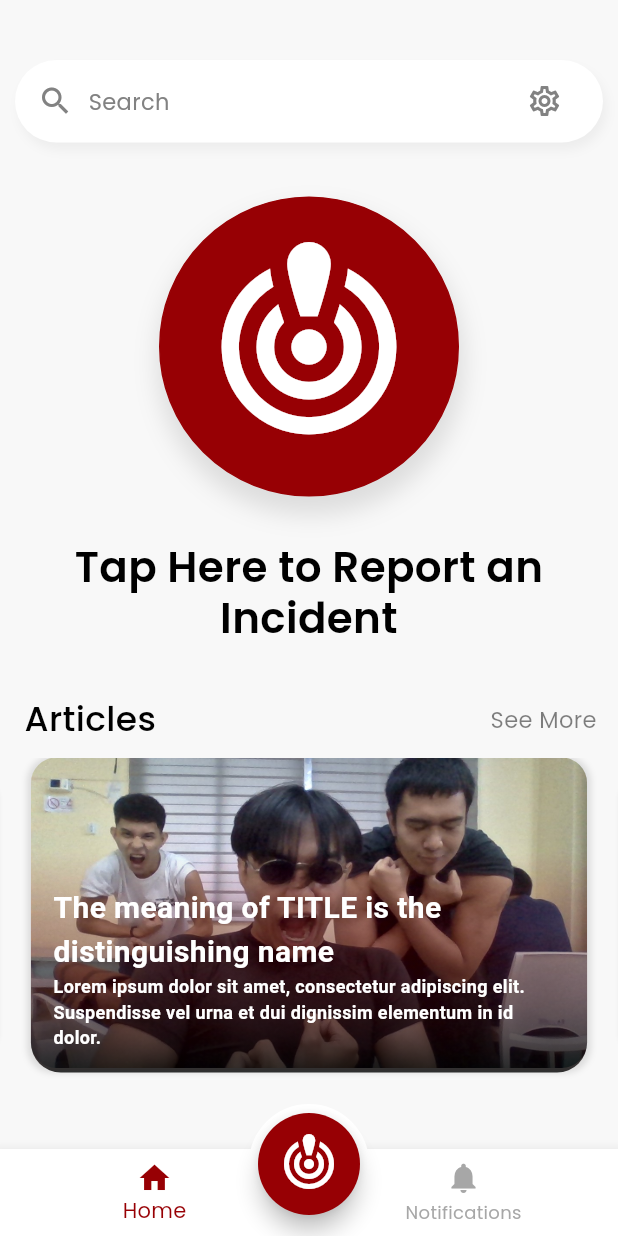
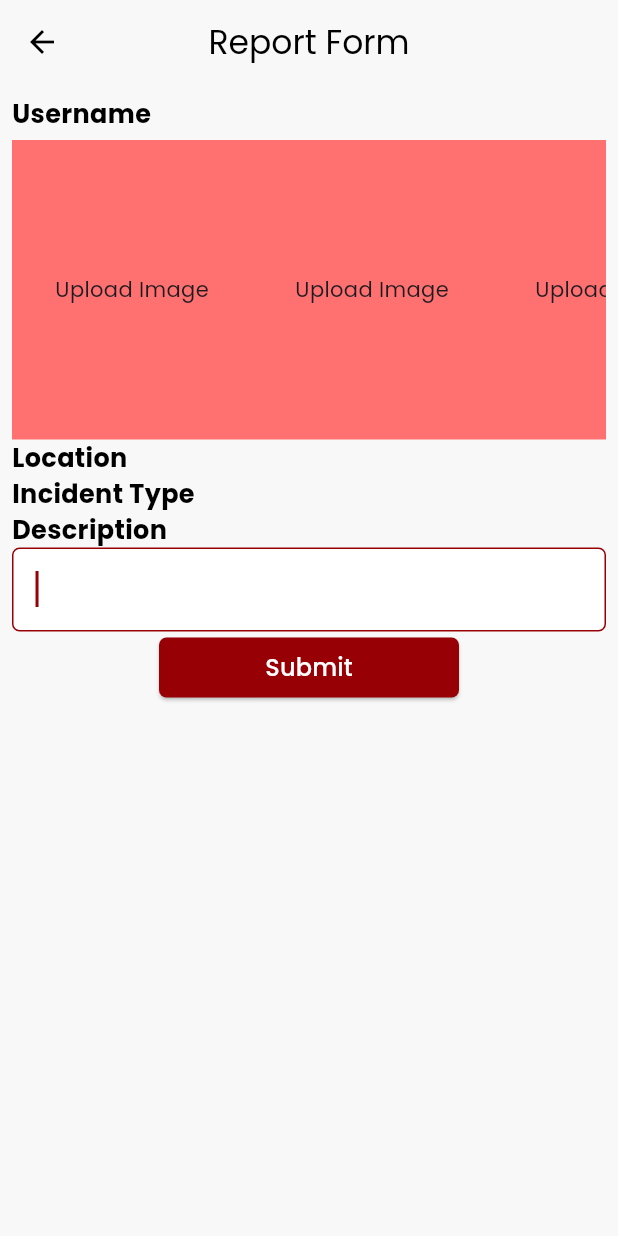
Before and after one commit to bjcomia/action_center_data_app, a Flutter app: the MainPage screen opened directly, after a tap on the "crisis alert" icon, on a phone screen of 412 x 824 dp. Run offline on Flutter 3.47's test engine with Material 3 defaults, Android fonts, the phone set to English and light mode, and no system bars; drawn by our look-alikes of avatar_glow, flutter_carousel_widget; our stand-ins replace google_fonts, image_picker; missing offline and left inert: flutter_camera.

Commit message:
added camera for report form

```diff
--- a/lib/pages/article_content_page.dart
+++ b/lib/pages/article_content_page.dart
@@ -41,7 +41,7 @@ class _ArticleContentState extends State<ArticleContent> {
               ],
             ),
             child: Image.asset(
-              "images/${widget.photoTitle}.jpg",
+              widget.photoTitle,
             ),
           ),
 
--- a/lib/pages/main_home_page.dart
+++ b/lib/pages/main_home_page.dart
@@ -1,5 +1,7 @@
 import 'package:action_center_data_app/pages/article_content_page.dart';
 import 'package:action_center_data_app/pages/article_menu.dart';
+import 'package:action_center_data_app/pages/dummy_data.dart';
+import 'package:action_center_data_app/pages/report_form.dart';
 import 'package:action_center_data_app/pages/settings.dart';
 import 'package:avatar_glow/avatar_glow.dart';
 import 'package:flutter/material.dart';
@@ -13,19 +15,19 @@ class HomeScreen extends StatefulWidget {
 }
 
 class _HomeScreenState extends State<HomeScreen> {
-  var titles = [
-    "The meaning of TITLE is the distinguishing name",
-    "Grant",
-    "Berlie",
-    "Kris"
-  ];
-  var imageNames = ["hahaha", "kanye", "heart", "heart2"];
-  var subTitles = [
-    "Lorem ipsum dolor sit amet, consectetur adipiscing elit. Suspendisse vel urna et dui dignissim elementum in id dolor. ",
-    "Lorem ipsum dolor sit amet, consectetur adipiscing elit. Suspendisse vel urna et dui dignissim elementum in id dolor. ",
-    "Lorem ipsum dolor sit amet, consectetur adipiscing elit. Suspendisse vel urna et dui dignissim elementum in id dolor. ",
-    "Lorem ipsum dolor sit amet, consectetur adipiscing elit. Suspendisse vel urna et dui dignissim elementum in id dolor. "
-  ];
+  // var titles = [
+  //   "The meaning of TITLE is the distinguishing name",
+  //   "Grant",
+  //   "Berlie",
+  //   "Kris"
+  // ];
+  // var imageNames = ["hahaha", "kanye", "heart", "heart2"];
+  // var subTitles = [
+  //   "Lorem ipsum dolor sit amet, consectetur adipiscing elit. Suspendisse vel urna et dui dignissim elementum in id dolor. ",
+  //   "Lorem ipsum dolor sit amet, consectetur adipiscing elit. Suspendisse vel urna et dui dignissim elementum in id dolor. ",
+  //   "Lorem ipsum dolor sit amet, consectetur adipiscing elit. Suspendisse vel urna et dui dignissim elementum in id dolor. ",
+  //   "Lorem ipsum dolor sit amet, consectetur adipiscing elit. Suspendisse vel urna et dui dignissim elementum in id dolor. "
+  // ];
   var carouselIndex = 0;
 
   @override
@@ -110,19 +112,8 @@ class _HomeScreenState extends State<HomeScreen> {
               padding: const EdgeInsets.all(20),
               width: double.infinity,
               height: 350,
-              // color: Theme.of(context).colorScheme.onPrimary,
               decoration: BoxDecoration(
                 borderRadius: BorderRadius.circular(30),
-                // color: Theme.of(context).colorScheme.onPrimaryContainer,
-                // boxShadow: [
-                //   BoxShadow(
-                //     color:
-                //         Theme.of(context).colorScheme.shadow.withOpacity(0.5),
-                //     offset: const Offset(1, 5),
-                //     blurRadius: 13,
-                //     spreadRadius: 2,
-                //   )
-                // ],
               ),
               child: Column(
                 mainAxisAlignment: MainAxisAlignment.center,
@@ -157,7 +148,15 @@ class _HomeScreenState extends State<HomeScreen> {
                         ],
                       ),
                       child: IconButton(
-                        onPressed: () {},
+                        onPressed: () {
+                          Navigator.of(context).push(
+                            MaterialPageRoute(
+                              builder: (BuildContext context) {
+                                return const ReportForm();
+                              },
+                            ),
+                          );
+                        },
                         icon: const Icon(
                           Icons.crisis_alert,
                           size: 140,
@@ -203,10 +202,7 @@ class _HomeScreenState extends State<HomeScreen> {
                       Navigator.of(context).push(
                         MaterialPageRoute(
                           builder: (BuildContext context) {
-                            return ArticleMenu(
-                                titles: titles,
-                                subTitles: subTitles,
-                                imageNames: imageNames);
+                            return const ArticleMenu();
                           },
                         ),
                       );
@@ -232,16 +228,17 @@ class _HomeScreenState extends State<HomeScreen> {
               width: double.infinity,
               child: FlutterCarousel(
                 items: [
-                  for (int index = 0; index < titles.length; index++)
+                  for (int index = 0; index < tempData.length; index++)
                     GestureDetector(
                       onTap: () {
                         Navigator.of(context).push(
                           MaterialPageRoute(
                             builder: (BuildContext context) {
                               return ArticleContent(
-                                  articleTitle: titles[index],
-                                  photoTitle: imageNames[index],
-                                  articleContent: subTitles[index]);
+                                  articleTitle: "${tempData[index]["title"]}",
+                                  photoTitle: "${tempData[index]["imageUrl"]}",
+                                  articleContent:
+                                      "${tempData[index]["subTitle"]}");
                             },
                           ),
                         );
@@ -256,7 +253,7 @@ class _HomeScreenState extends State<HomeScreen> {
                               // color: Colors.transparent,
                               image: DecorationImage(
                                   image: AssetImage(
-                                      'images/${imageNames[index]}.jpg'),
+                                      '${tempData[index]["imageUrl"]}'),
                                   fit: BoxFit.fill),
                               boxShadow: [
                                 BoxShadow(
@@ -295,7 +292,7 @@ class _HomeScreenState extends State<HomeScreen> {
                               TextSpan(
                                 children: <TextSpan>[
                                   TextSpan(
-                                    text: "${titles[index]}\n",
+                                    text: "${tempData[index]["title"]}\n",
                                     style: TextStyle(
                                         color: Theme.of(context)
                                             .colorScheme
@@ -304,7 +301,7 @@ class _HomeScreenState extends State<HomeScreen> {
                                         fontSize: 20),
                                   ),
                                   TextSpan(
-                                    text: subTitles[index],
+                                    text: "${tempData[index]["subTitle"]}",
                                     style: TextStyle(
                                       color: Theme.of(context)
                                           .colorScheme
--- /dev/null
+++ b/lib/pages/report_form.dart
@@ -0,0 +1,188 @@
+import 'dart:io';
+import 'package:action_center_data_app/pages/main_page.dart';
+import 'package:flutter/material.dart';
+import 'package:image_picker/image_picker.dart';
+
+class ReportForm extends StatefulWidget {
+  const ReportForm({super.key});
+
+  @override
+  State<ReportForm> createState() => _ReportFormState();
+}
+
+class _ReportFormState extends State<ReportForm> {
+  final reportFormGlobalKey = GlobalKey<FormState>();
+  final ImagePicker picker = ImagePicker();
+  List<File?> imageTemps = [null, null, null];
+
+  Future<void> captureMedia(int index) async {
+    try {
+      final capturedImage = await picker.pickImage(source: ImageSource.camera);
+      if (capturedImage == null) return;
+
+      setState(() {
+        imageTemps[index] = File(capturedImage.path);
+      });
+    } catch (e) {
+      print(e);
+    }
+  }
+
+  @override
+  Widget build(BuildContext context) {
+    return Scaffold(
+      appBar: AppBar(
+        title: Text("Report Form"),
+        centerTitle: true,
+      ),
+      body: Container(
+        padding: EdgeInsets.all(8),
+        child: Form(
+          key: reportFormGlobalKey,
+          child: Column(
+            children: [
+              Align(
+                alignment: Alignment.centerLeft,
+                child: Text(
+                  'Username',
+                  style: TextStyle(
+                      fontSize: 17,
+                      fontWeight: FontWeight.bold,
+                      color: Theme.of(context).colorScheme.secondary),
+                ),
+              ),
+              const SizedBox(height: 5),
+              // Media Picker
+              Container(
+                height: 200.0,
+                child: ListView.builder(
+                  scrollDirection: Axis.horizontal,
+                  itemCount: imageTemps.length,
+                  itemBuilder: (context, index) {
+                    return GestureDetector(
+                      onTap: () => captureMedia(index),
+                      child: Container(
+                        width: 160.0,
+                        color: Color.fromARGB(255, 255, 113, 113),
+                        child: imageTemps[index] != null
+                            ? Image.file(
+                                imageTemps[index]!,
+                                fit: BoxFit.fill,
+                              )
+                            : Center(child: Text("Upload Image")),
+                      ),
+                    );
+                  },
+                ),
+              ),
+              // Other form fields (Location, Incident Type, Description)
+              Align(
+                alignment: Alignment.centerLeft,
+                child: Text(
+                  'Location',
+                  style: TextStyle(
+                      fontSize: 17,
+                      fontWeight: FontWeight.bold,
+                      color: Theme.of(context).colorScheme.secondary),
+                ),
+              ),
+              Align(
+                alignment: Alignment.centerLeft,
+                child: Text(
+                  'Incident Type',
+                  style: TextStyle(
+                      fontSize: 17,
+                      fontWeight: FontWeight.bold,
+                      color: Theme.of(context).colorScheme.secondary),
+                ),
+              ),
+              Align(
+                alignment: Alignment.centerLeft,
+                child: Text(
+                  'Description',
+                  style: TextStyle(
+                      fontSize: 17,
+                      fontWeight: FontWeight.bold,
+                      color: Theme.of(context).colorScheme.secondary),
+                ),
+              ),
+              TextFormField(
+                autofocus: true,
+                decoration: InputDecoration(
+                  errorBorder: OutlineInputBorder(
+                    borderSide: BorderSide(
+                        color: Theme.of(context).colorScheme.primary),
+                    borderRadius: BorderRadius.circular(5),
+                  ),
+                  focusedErrorBorder: OutlineInputBorder(
+                    borderSide: BorderSide(
+                        color:
+                            Theme.of(context).colorScheme.onSecondaryContainer),
+                    borderRadius: BorderRadius.circular(5),
+                  ),
+                  focusedBorder: OutlineInputBorder(
+                    borderSide: BorderSide(
+                        color: Theme.of(context).colorScheme.primary),
+                    borderRadius: BorderRadius.circular(5),
+                  ),
+                  filled: true,
+                  fillColor: Theme.of(context).colorScheme.onPrimary,
+                  floatingLabelBehavior: FloatingLabelBehavior.never,
+                  label: Text(
+                    'Username',
+                    style: TextStyle(
+                        color:
+                            Theme.of(context).colorScheme.onSecondaryContainer),
+                  ),
+                  enabledBorder: OutlineInputBorder(
+                    borderSide: BorderSide(
+                        color:
+                            Theme.of(context).colorScheme.onSecondaryContainer),
+                    borderRadius: BorderRadius.circular(5),
+                  ),
+                ),
+                validator: (value) {
+                  if (value == null || value.isEmpty) {
+                    return 'Enter description';
+                  }
+                  return null;
+                },
+                onSaved: (value) {
+                  // emailFinal = value!;
+                },
+                autovalidateMode: AutovalidateMode.onUserInteraction,
+                style:
+                    TextStyle(color: Theme.of(context).colorScheme.secondary),
+              ),
+              // Submit Button
+              ElevatedButton(
+                style: ElevatedButton.styleFrom(
+                    minimumSize: const Size(200, 40),
+                    foregroundColor: Theme.of(context).colorScheme.tertiary,
+                    backgroundColor: Theme.of(context).colorScheme.primary,
+                    shape: RoundedRectangleBorder(
+                      borderRadius: BorderRadius.circular(5),
+                    )),
+                onPressed: () {
+                  if (reportFormGlobalKey.currentState!.validate()) {
+                    reportFormGlobalKey.currentState!.save();
+                    reportFormGlobalKey.currentState!.reset();
+
+                    Navigator.of(context).push(
+                        MaterialPageRoute(builder: (BuildContext context) {
+                      return const MainPage();
+                    }));
+                  }
+                },
+                child: const Text(
+                  'Submit',
+                  style: TextStyle(fontSize: 16),
+                ),
+              ),
+            ],
+          ),
+        ),
+      ),
+    );
+  }
+}
```
Also changed, not shown: lib/pages/article_menu.dart (+12 -15 lines), lib/pages/dummy_data.dart (added, +22 -0 lines), 1 other file.
